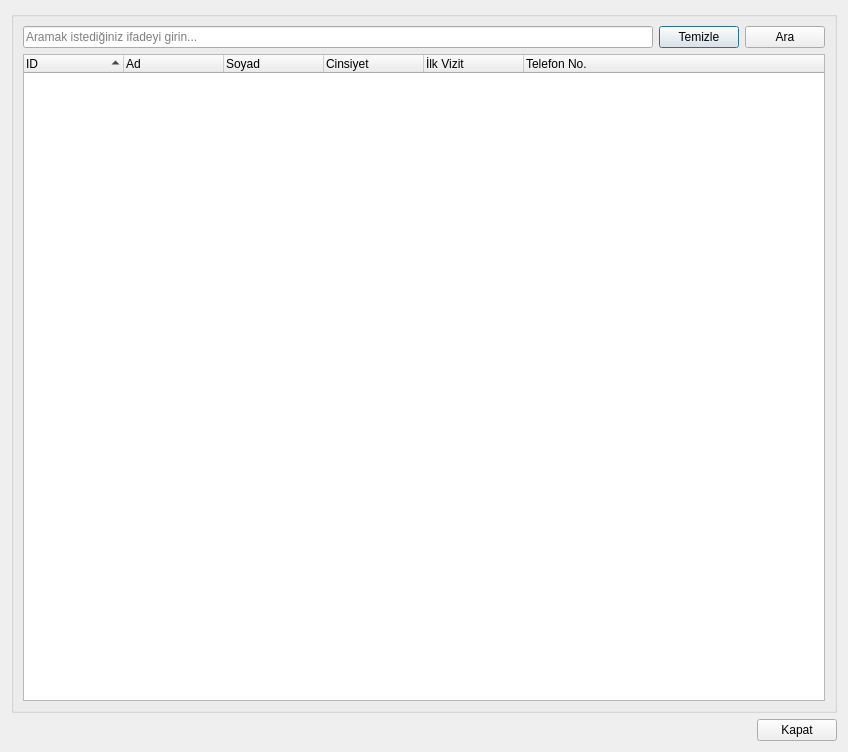
ozancaglayan/EHR, file ui/searchrecord.ui: the form before one commit.
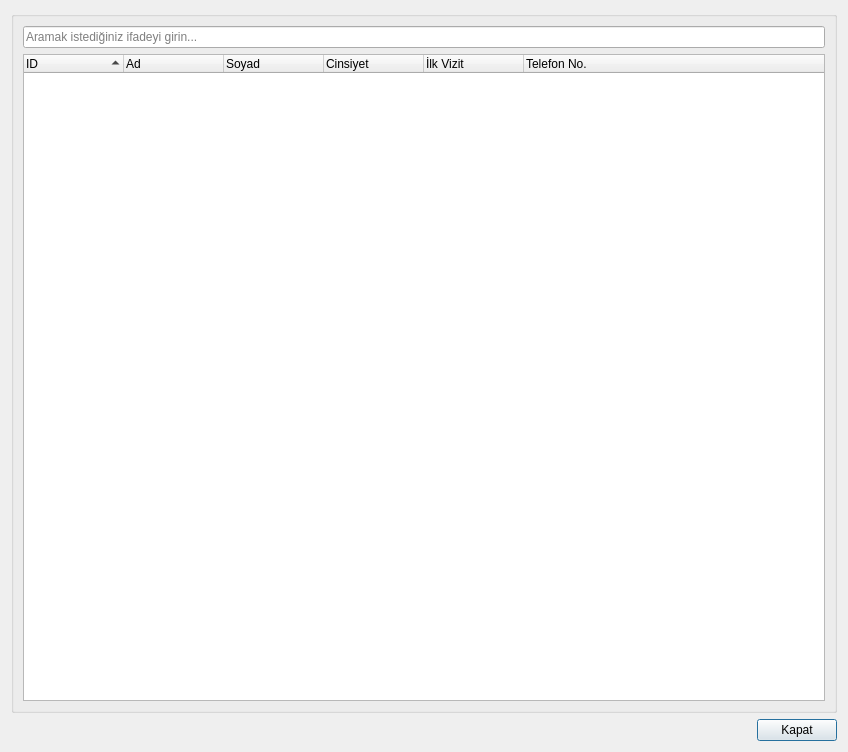
The form after the commit. Icons and pictures are not drawn.

Commit message: Basic search implemented

The edit to the form file:
```diff
--- a/ui/searchrecord.ui
+++ b/ui/searchrecord.ui
@@ -36,28 +36,6 @@
           </property>
          </widget>
         </item>
-        <item>
-         <widget class="QPushButton" name="pushButtonClearSearch">
-          <property name="text">
-           <string>Temizle</string>
-          </property>
-          <property name="icon">
-           <iconset resource="../data/icons.qrc">
-            <normaloff>:/list-remove.png</normaloff>:/list-remove.png</iconset>
-          </property>
-         </widget>
-        </item>
-        <item>
-         <widget class="QPushButton" name="pushButtonSearch">
-          <property name="text">
-           <string>Ara</string>
-          </property>
-          <property name="icon">
-           <iconset resource="../data/icons.qrc">
-            <normaloff>:/system-search.png</normaloff>:/system-search.png</iconset>
-          </property>
-         </widget>
-        </item>
        </layout>
       </item>
       <item row="1" column="0">
```
Left out of the diff: 9 changed lines with no effect on the pictures. The commit also changes 3 other files.
